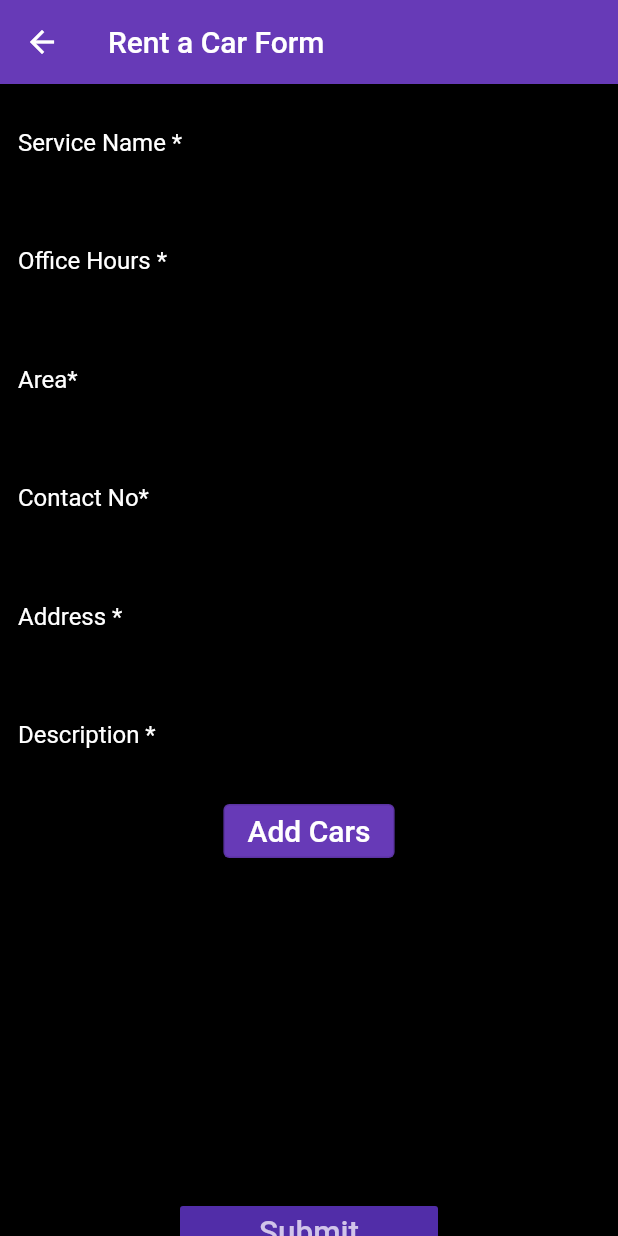
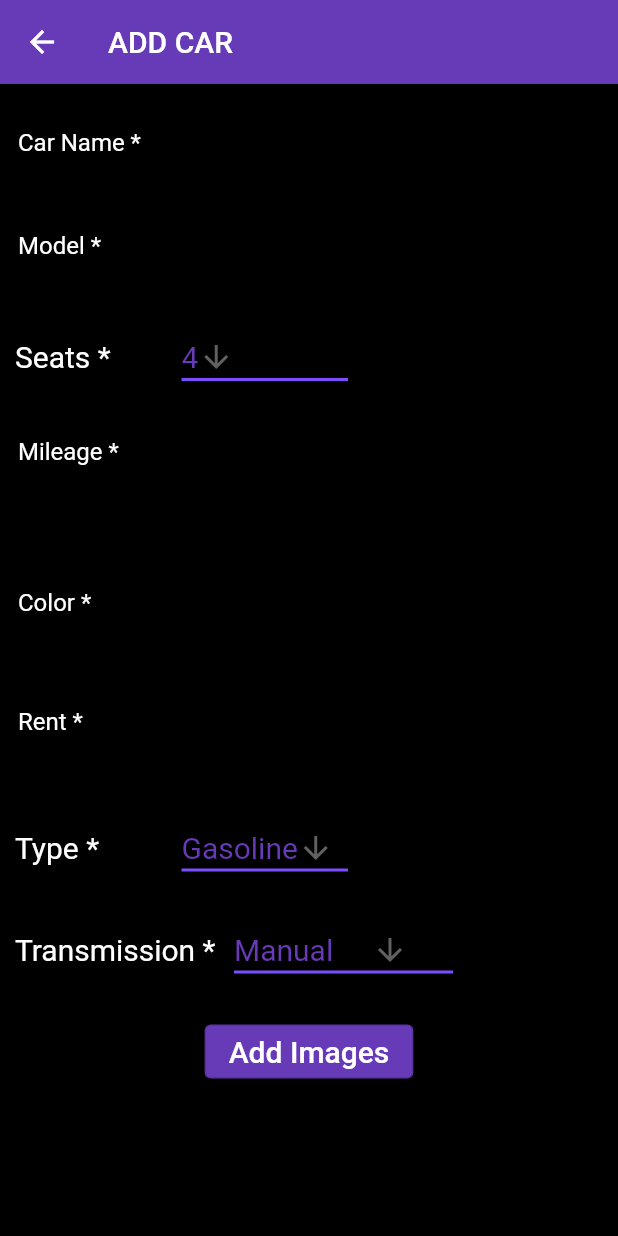
Before and after one commit to Usman12040/shadihal, a Flutter app: the RentaCarForm screen opened directly, after a tap on "Add Cars", on a phone screen of 412 x 824 dp. Run offline on Flutter 3.47's test engine with Material 2 defaults, Android fonts, the phone set to English and light mode, and no system bars; our stand-ins replace carousel_pro, carousel_slider, get, image_picker, mask_text_input_formatter, shared_preferences and 1 more; missing offline and left inert: multi_image_picker; accounts and stored records are empty.

Commit message:
123020201213

```diff
--- a/lib/Utils/dbhelper.dart
+++ b/lib/Utils/dbhelper.dart
@@ -206,7 +206,7 @@ class dbHelper
           $cname	TEXT NOT NULL CHECK(length("car_name") < 20),
           $cmodel	TEXT NOT NULL CHECK(length("model") = 4),
           $cseats	INTEGER NOT NULL,
-          $cmileage	REAL NOT NULL CHECK("mileage" < 99),
+          $cmileage	REAL NOT NULL,
           $ccolor	TEXT NOT NULL,
           $crentperday	INTEGER NOT NULL,
           $cfueltype	TEXT NOT NULL,
--- a/lib/screens/CarForm.dart
+++ b/lib/screens/CarForm.dart
@@ -0,0 +1,393 @@
+import 'package:flutter/material.dart';
+import 'dart:typed_data';
+import 'package:shared_preferences/shared_preferences.dart';
+import 'dart:async';
+import 'dart:convert';
+import 'package:image_picker/image_picker.dart';
+import 'package:multi_image_picker/multi_image_picker.dart';
+
+
+class CarForm extends StatefulWidget {
+  @override
+  CarFormState createState() {
+    return CarFormState();
+  }
+}
+
+// Define a corresponding State class.
+// This class holds data related to the form.
+class CarFormState extends State<CarForm> {
+  List<Asset> images = List<Asset>();
+  void initState() {
+    super.initState();
+  }
+
+  Future<void> pickImages() async {
+    List<Asset> resultList = List<Asset>();
+
+    try {
+      resultList = await MultiImagePicker.pickImages(
+        maxImages: 5,
+        enableCamera: true,
+        selectedAssets: images,
+        materialOptions: MaterialOptions(
+          actionBarTitle: "Add images",
+        ),
+      );
+    } on Exception catch (e) {
+      print(e);
+    }
+
+    setState(() {
+      images = resultList;
+    });
+  }
+
+
+
+
+  // Create a global key that uniquely identifies the Form widget
+  // and allows validation of the form.
+  //
+  // Note: This is a `GlobalKey<FormState>`,
+  // not a GlobalKey<MyCustomFormState>.
+  final _formKey = GlobalKey<FormState>();
+  String seatdropdownValue = '4';
+  String fueldropdownValue = 'Gasoline';
+  String transmissiondropdownValue = 'Manual';
+  TextEditingController CarnameController = TextEditingController();
+  TextEditingController CarpriceController = TextEditingController();
+  TextEditingController CarmodelController = TextEditingController();
+  TextEditingController CarseatController = TextEditingController();
+  TextEditingController CarmileageController = TextEditingController();
+  TextEditingController CarcolorController = TextEditingController();
+  TextEditingController CarrentController = TextEditingController();
+  TextEditingController CarfuelController = TextEditingController();
+  TextEditingController CartransmissionController = TextEditingController();
+  @override
+  Widget build(BuildContext context) {
+
+    // Build a Form widget using the _formKey created above.
+    return  Scaffold(
+        backgroundColor: Colors.black,
+        appBar: AppBar(
+          title: Text("ADD CAR"),
+        ),
+        body: Form(
+          key: _formKey,
+          child: ListView(
+            children: <Widget>[
+              //CAR NAME
+              Padding(
+                  padding: EdgeInsets.only(top: 10.0,bottom: 10.0),
+                  child: TextFormField(
+                    style: TextStyle(color: Colors.white),
+                    controller: CarnameController,
+                    decoration: InputDecoration(
+                        labelText: 'Car Name *',
+                        labelStyle: TextStyle(color: Colors.white),
+                        hintText: 'Enter Car Name',
+                        hintStyle: TextStyle(color: Colors.grey),
+                        border: OutlineInputBorder(
+                          borderRadius: BorderRadius.circular(5.0),
+                        )
+
+                    ),
+                    onChanged: (text){
+                      debugPrint('$CarnameController');
+                    },
+                    validator: (value) {
+                      if (value.isEmpty) {
+                        return 'This Field is Required ';
+                      }
+                      if(value=="Car"){
+                        return 'This Car already exist';
+                      }
+                      if(value.length>20){
+                        return 'Car name should be less than 20';
+                      }
+                      return null;
+                    },
+
+
+                  )),
+              //CAR MODEL
+              TextFormField(
+                style: TextStyle(color: Colors.white),
+                keyboardType: TextInputType.number,
+                controller: CarmodelController,
+                decoration: InputDecoration(
+                    labelText: 'Model *',
+                    labelStyle: TextStyle(color: Colors.white),
+                    hintText: 'For e.g 2008',
+                    hintStyle: TextStyle(color: Colors.grey),
+                    border: OutlineInputBorder(
+                      borderRadius: BorderRadius.circular(5.0),
+                    )
+
+                ),
+                onChanged: (text){
+                  debugPrint(CarmodelController.text);
+                },
+                validator: (value) {
+                  if (value.isEmpty) {
+                    return 'This Field is Required ';
+                  }
+
+                  if (value.length!=4) {
+                    return 'Model should 4-digit';
+                  }
+                  return null;
+                },
+              ),
+              //SEATS
+              Padding(
+                  padding: EdgeInsets.only(top:20.0,left:10,right: 180),
+                  child: Row(
+                      mainAxisAlignment: MainAxisAlignment.start,
+                      children:<Widget>[
+                        Expanded(
+                          child: Text('Seats *', textAlign: TextAlign.start,style: TextStyle(fontSize: 20.0,color: Colors.white)),),
+                        Expanded(
+                            child: DropdownButton<String>(
+                              value: seatdropdownValue,
+                              icon: Icon(Icons.arrow_downward),
+                              iconSize: 24,
+                              elevation: 16,
+                              style: TextStyle(color: Colors.deepPurple,fontSize: 20.0),
+                              underline: Container(
+                                height: 2,
+                                color: Colors.deepPurpleAccent,
+                              ),
+                              onChanged: (String newValue) {
+                                setState(() {
+                                  seatdropdownValue = newValue;
+                                });
+                                CarseatController.text= seatdropdownValue;
+                                debugPrint('$CarseatController');
+                              },
+                              items: <String>['2', '4', '7']
+                                  .map<DropdownMenuItem<String>>((String value) {
+                                return DropdownMenuItem<String>(
+                                  value: value,
+                                  child: Text(value),
+                                );
+                              }).toList(),
+                            ))])),
+
+              //MILEAGE
+              Padding(
+                  padding: EdgeInsets.only(top: 10.0,bottom:10.0),
+
+                  child: TextFormField(
+                    maxLength: 11,
+                    keyboardType: TextInputType.number,
+                    style: TextStyle(color: Colors.white),
+                    controller: CarmileageController,
+                    decoration: InputDecoration(
+                        labelText: 'Mileage *',
+                        hintText: 'enter Car Mileage',
+                        hintStyle: TextStyle(color: Colors.grey),
+                        labelStyle: TextStyle(color: Colors.white),
+                        border: OutlineInputBorder(
+                          borderRadius: BorderRadius.circular(5.0),
+                        )
+
+                    ),
+                    onChanged: (text){
+                      debugPrint('$CarmileageController');
+                    },
+                    validator: (value) {
+                      if (value.isEmpty) {
+                        return 'This Field is Required ';
+                      }
+                      return null;
+                    },
+
+
+                  )),
+              Padding(
+                  padding: EdgeInsets.only(top: 10.0,bottom:10.0),
+
+                  child: TextFormField(
+                    style: TextStyle(color: Colors.white),
+                    controller: CarcolorController,
+                    decoration: InputDecoration(
+                        labelText: 'Color *',
+                        hintText: 'For e.g. Red',
+                        hintStyle: TextStyle(color: Colors.grey),
+                        labelStyle: TextStyle(color: Colors.white),
+                        border: OutlineInputBorder(
+                          borderRadius: BorderRadius.circular(5.0),
+                        )
+
+                    ),
+                    onChanged: (text){
+                      debugPrint('$CarcolorController');
+                    },
+                    validator: (value) {
+                      if (value.isEmpty) {
+                        return 'This Field is Required ';
+                      }
+
+                      return null;
+                    },
+
+
+                  )),
+              Padding(
+                  padding: EdgeInsets.only(top: 10.0,bottom:10.0),
+
+                  child: TextFormField(
+                    keyboardType: TextInputType.number,
+                    style: TextStyle(color: Colors.white),
+                    controller: CarrentController,
+                    decoration: InputDecoration(
+                        labelText: 'Rent *',
+                        hintText: 'Enter per day rent',
+                        hintStyle: TextStyle(color: Colors.grey),
+                        labelStyle: TextStyle(color: Colors.white),
+                        border: OutlineInputBorder(
+                          borderRadius: BorderRadius.circular(5.0),
+                        )
+
+                    ),
+                    onChanged: (text){
+                      debugPrint('$CarrentController');
+                    },
+                    validator: (value) {
+                      if (value.isEmpty) {
+                        return 'This Field is Required ';
+                      }
+                      return null;
+                    },
+
+
+                  )),
+              Padding(
+                  padding: EdgeInsets.only(top:20.0,left:10,right: 180),
+                  child: Row(
+                      mainAxisAlignment: MainAxisAlignment.start,
+                      children:<Widget>[
+                        Expanded(
+                          child: Text('Type *', textAlign: TextAlign.start,style: TextStyle(fontSize: 20.0,color: Colors.white)),),
+                        Expanded(
+                            child: DropdownButton<String>(
+                              value: fueldropdownValue,
+                              icon: Icon(Icons.arrow_downward),
+                              iconSize: 24,
+                              elevation: 16,
+                              style: TextStyle(color: Colors.deepPurple,fontSize: 20.0),
+                              underline: Container(
+                                height: 2,
+                                color: Colors.deepPurpleAccent,
+                              ),
+                              onChanged: (String newValue) {
+                                setState(() {
+                                  fueldropdownValue = newValue;
+                                });
+                                CarfuelController.text= fueldropdownValue;
+                                debugPrint('$CarfuelController');
+                              },
+                              items: <String>['Gasoline', 'CNG', 'Diesel','Electric']
+                                  .map<DropdownMenuItem<String>>((String value) {
+                                return DropdownMenuItem<String>(
+                                  value: value,
+                                  child: Text(value),
+                                );
+                              }).toList(),
+                            ))])),
+
+
+              Padding(
+                  padding: EdgeInsets.only(top:20.0,bottom:20,left:10,right: 110),
+                  child: Row(
+                      mainAxisAlignment: MainAxisAlignment.start,
+                      children:<Widget>[
+                        Expanded(
+                          child: Text('Transmission *', textAlign: TextAlign.start,style: TextStyle(fontSize: 20.0,color: Colors.white)),),
+                        Expanded(
+                            child: DropdownButton<String>(
+                              value: transmissiondropdownValue,
+                              icon: Icon(Icons.arrow_downward),
+                              iconSize: 24,
+                              elevation: 16,
+                              style: TextStyle(color: Colors.deepPurple,fontSize: 20.0),
+                              underline: Container(
+                                height: 2,
+                                color: Colors.deepPurpleAccent,
+                              ),
+                              onChanged: (String newValue) {
+                                setState(() {
+                                  transmissiondropdownValue = newValue;
+                                });
+                                CartransmissionController.text= transmissiondropdownValue;
+                                debugPrint('$CartransmissionController');
+                              },
+                              items: <String>['Automatic','Manual']
+                                  .map<DropdownMenuItem<String>>((String value) {
+                                return DropdownMenuItem<String>(
+                                  value: value,
+                                  child: Text(value),
+                                );
+                              }).toList(),
+                            ))])),
+
+              Row(
+                  mainAxisAlignment: MainAxisAlignment.center,
+                  children:<Widget>[
+                    OutlinedButton(
+                      style: OutlinedButton.styleFrom(backgroundColor: Colors.deepPurple),
+                      child: Text("Add Images", style: TextStyle(fontSize: 20.0,color: Colors.white)),
+
+                      onPressed: () {
+                        pickImages();
+
+                      },
+                    )]),
+              SizedBox(
+                  height: 200.0,
+                  child: GridView.count(
+                    crossAxisCount: 3,
+                    children: List.generate(images.length, (index) {
+                      Asset asset = images[index];
+                      return AssetThumb(
+                        asset: asset,
+                        width: 300,
+                        height: 300,
+                      );
+                    }),
+                  )),
+
+              Padding(
+                  padding: EdgeInsets.only(top:20.0,left: 120.00,right: 120.00),
+                  child: Builder(
+                      builder:(context)=> RaisedButton(
+                        color: Theme.of(context).primaryColorDark,
+                        textColor: Theme.of(context).primaryColorLight,
+
+                        child: Text(
+                          'Submit',
+                          textScaleFactor: 1.5,
+                        ),
+
+                        onPressed: ()
+                        {
+                          if(_formKey.currentState.validate())
+                          {
+
+                          }
+                        },
+
+
+                      )))
+
+
+
+
+            ],
+          ),
+
+        ));
+  }
+}
--- a/lib/screens/RentaCarForm.dart
+++ b/lib/screens/RentaCarForm.dart
@@ -1,4 +1,6 @@
 import 'package:flutter/material.dart';
+import 'package:get/get.dart';
+import 'package:shadihal/screens/CarForm.dart';
 import 'dart:typed_data';
 import 'package:shared_preferences/shared_preferences.dart';
 import 'dart:async';
@@ -249,6 +251,7 @@ class RentaCarFormState extends State<RentaCarForm> {
                       child: Text("Add Cars", style: TextStyle(fontSize: 20.0,color: Colors.white)),
 
                       onPressed: () {
+                        Get.to(CarForm());
 
 
                       },
```
